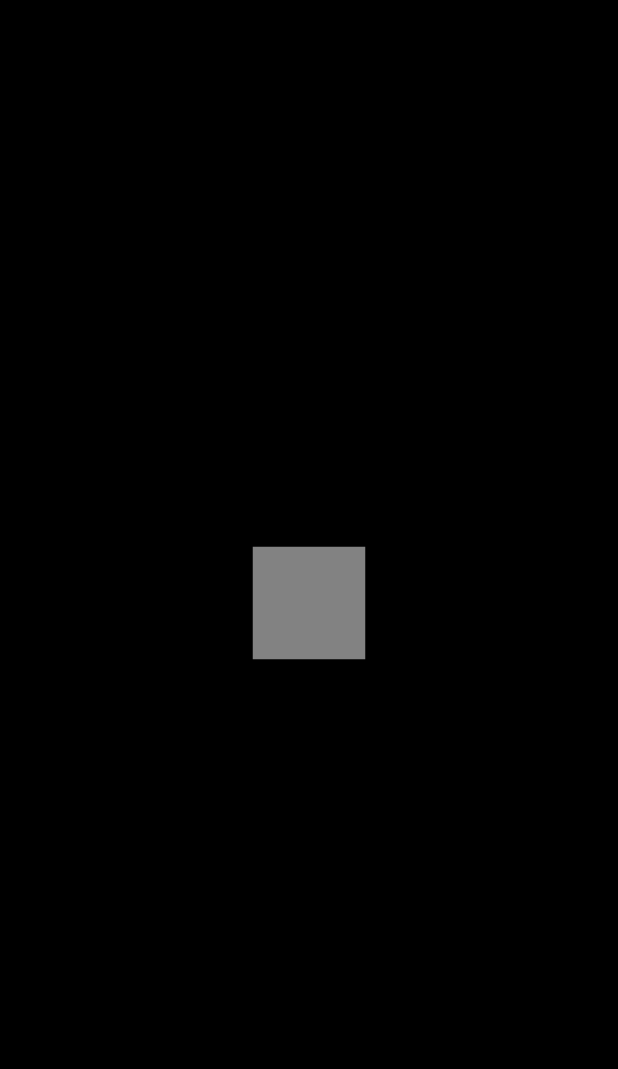
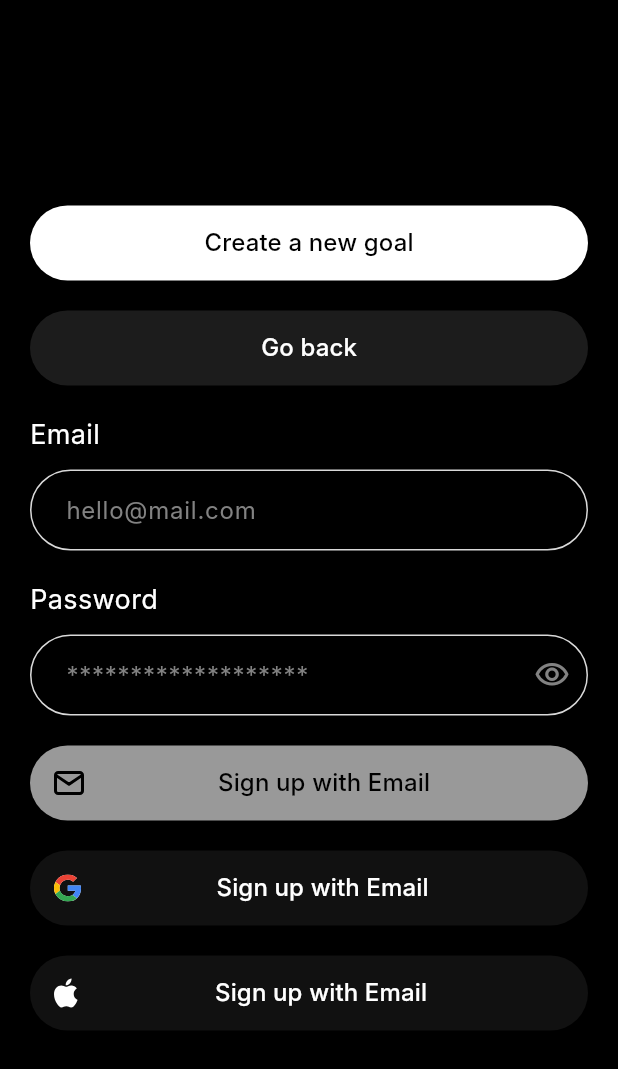
Before and after one commit to Kariaki/reentry, a Flutter app: the screen it shows after launch, on a phone screen of 412 x 824 dp. Shown: the top 1069 px of the screen. Run offline on Flutter 3.47's test engine with Material 3 defaults, Android fonts, the phone set to English and light mode, and no system bars; our stand-ins replace flutter_hooks, flutter_svg; Roboto replaces fonts that are missing (Inter).

Commit message:
done with base components

```diff
--- a/lib/core/theme/colors.dart
+++ b/lib/core/theme/colors.dart
@@ -6,4 +6,6 @@
   static const base = Color(0xFF3AE6BD);
   static const gray1 = Color(0xFF1C1C1C);
   static const gray2 = Color(0xFF828282);
+  static const hintColor = Color(0xFF828282);
+  static const inputBorderColor = Color(0xFFD9D9D9);
 }
--- a/lib/core/theme/style/text_style.dart
+++ b/lib/core/theme/style/text_style.dart
@@ -1,19 +1,23 @@
-
-
 import 'package:flutter/material.dart';
 
 class AppTextStyle {
   // Bold Text Style
   static const TextStyle boldTextStyle = TextStyle(
-    fontFamily: 'Inter',
     fontWeight: FontWeight.bold,
     fontSize: 16.0,
+    color: Colors.black, // Default text color
+  );
+  static const TextStyle buttonText = TextStyle(
+    fontSize: 16,
+    color: Colors.black, // Default text color
+  );
+  static const TextStyle heading = TextStyle(
+    fontSize: 18,
     color: Colors.black, // Default text color
   );
 
   // Extra Large Text Style
   static const TextStyle xLarge = TextStyle(
-    fontFamily: 'Inter',
     fontSize: 28.0,
     fontWeight: FontWeight.bold,
     color: Colors.black,
@@ -21,7 +25,6 @@
 
   // Large Text Style
   static const TextStyle large = TextStyle(
-    fontFamily: 'Inter',
     fontSize: 22.0,
     fontWeight: FontWeight.w600,
     color: Colors.black,
@@ -29,7 +32,6 @@
 
   // Medium Text Style
   static const TextStyle medium = TextStyle(
-    fontFamily: 'Inter',
     fontSize: 18.0,
     fontWeight: FontWeight.w500,
     color: Colors.black,
@@ -37,7 +39,6 @@
 
   // Regular Text Style
   static const TextStyle regular = TextStyle(
-    fontFamily: 'Inter',
     fontSize: 16.0,
     fontWeight: FontWeight.normal,
     color: Colors.black,
@@ -45,7 +46,6 @@
 
   // Small Text Style
   static const TextStyle small = TextStyle(
-    fontFamily: 'Inter',
     fontSize: 14.0,
     fontWeight: FontWeight.normal,
     color: Colors.black,
@@ -53,7 +53,6 @@
 
   // Extra Small Text Style
   static const TextStyle xSmall = TextStyle(
-    fontFamily: 'Inter',
     fontSize: 12.0,
     fontWeight: FontWeight.normal,
     color: Colors.black,
@@ -61,7 +60,6 @@
 
   // Light Text Style
   static const TextStyle lightTextStyle = TextStyle(
-    fontFamily: 'Inter',
     fontWeight: FontWeight.w300,
     fontSize: 16.0,
     color: Colors.black,
@@ -69,7 +67,6 @@
 
   // Italic Text Style
   static const TextStyle italicTextStyle = TextStyle(
-    fontFamily: 'Inter',
     fontStyle: FontStyle.italic,
     fontSize: 16.0,
     color: Colors.black,
@@ -78,7 +75,6 @@
   // Colored Text Style (with a custom color)
   static TextStyle coloredTextStyle(Color color) {
     return TextStyle(
-      fontFamily: 'Inter',
       fontSize: 16.0,
       fontWeight: FontWeight.normal,
       color: color,
--- a/lib/main.dart
+++ b/lib/main.dart
@@ -1,5 +1,13 @@
 import 'package:flutter/material.dart';
+import 'package:flutter_svg/flutter_svg.dart';
+import 'package:reentry/core/extensions.dart';
 import 'package:reentry/core/theme/colors.dart';
+import 'package:reentry/ui/components/buttons/primary_button.dart';
+import 'package:reentry/ui/components/input/input_field.dart';
+import 'package:reentry/ui/components/input/password_field.dart';
+import 'package:reentry/ui/components/scaffold/base_scaffold.dart';
+
+import 'generated/assets.dart';
 
 void main() {
   runApp(const MyApp());
@@ -15,46 +23,41 @@
         title: 'Flutter Demo',
         debugShowCheckedModeBanner: false,
         theme: ThemeData(
-        colorScheme: ColorScheme.fromSeed(seedColor: Colors.deepPurple),
+            colorScheme: ColorScheme.fromSeed(seedColor: Colors.black),
             useMaterial3: true,
+            fontFamily: 'Inter'),
+        home: BaseScaffold(
+          child: Center(
+            // Wrap the entire body in Center to center everything
+            child: Column(
+              mainAxisAlignment: MainAxisAlignment.center,
+              // Vertically center content
+              crossAxisAlignment: CrossAxisAlignment.center,
+              // Horizontally center content
+              children: [
+                PrimaryButton(
+                  text: 'Create a new goal',
+                  onPress: () {},
                 ),
-      home: Scaffold(
-        backgroundColor: AppColors.black,
-        body: Center(  // Wrap the entire body in Center to center everything
-          child: Column(
-            mainAxisAlignment: MainAxisAlignment.center,  // Vertically center content
-            crossAxisAlignment: CrossAxisAlignment.center,  // Horizontally center content
-            children: [
-              Container(
-                height: 75,
-                width: 75,
-                color: AppColors.gray2,
+                20.height,
+                PrimaryButton.dark(
+                  text: 'Go back',
+                  onPress: () {},
                 ),
-              SizedBox(height: 20),  // Spacing before Wrap
-              Wrap(
-                spacing: 20.0,  // Horizontal spacing between icons
-                runSpacing: 20.0,  // Vertical spacing between rows
-                alignment: WrapAlignment.center,  // Center icons horizontally
-                children: [
-                  // SvgPicture.asset(AppIcons.apple, height: 50, width: 50),
-                  // SvgPicture.asset(AppIcons.activity, height: 50, width: 50),
-                  // SvgPicture.asset(AppIcons.addOutline, height: 50, width: 50),
-                  // SvgPicture.asset(AppIcons.bin, height: 50, width: 50),
-                  // SvgPicture.asset(AppIcons.chatBubble, height: 50, width: 50),
-                  // SvgPicture.asset(AppIcons.chevronLeft, height: 50, width: 50),
-                  // SvgPicture.asset(AppIcons.eyeHide, height: 50, width: 50),
-                  // SvgPicture.asset(AppIcons.greenCheck, height: 50, width: 50),
-                  // SvgPicture.asset(AppIcons.google, height: 50, width: 50),
-                  // SvgPicture.asset(AppIcons.home, height: 50, width: 50),
-                  // SvgPicture.asset(AppIcons.mailOutline, height: 50, width: 50),
-                  // SvgPicture.asset(AppIcons.pen, height: 50, width: 50),
-                  // Add more icons as needed
-                ],
-              ),
+                20.height,
+                InputField(hint: 'hello@mail.com',label: 'Email',),
+                20.height,
+                PasswordField(label: 'Password'),
+                20.height,
+                PrimaryButton(text: 'Sign up with Email',startIcon: SvgPicture.asset(Assets.svgMailOutline),),
+                20.height,
+                PrimaryButton.dark(text: 'Sign up with Email',startIcon: SvgPicture.asset(Assets.svgGoogle),),
+                20.height,
+                PrimaryButton.dark(text: 'Sign up with Email',startIcon: SvgPicture.asset(Assets.svgApple),),
+
               ],
             ),
           ),
-      )
-    );
+        ));
   }
 }
--- /dev/null
+++ b/lib/ui/components/buttons/primary_button.dart
@@ -0,0 +1,73 @@
+import 'package:flutter/material.dart';
+import 'package:reentry/core/extensions.dart';
+import 'package:reentry/core/theme/colors.dart';
+import 'package:reentry/core/theme/style/text_style.dart';
+
+class PrimaryButton extends StatelessWidget {
+  final bool loading;
+  final String text;
+  final VoidCallback? onPress;
+  final bool enable;
+  final Widget? startIcon;
+  final Color? color;
+  final Color? textColor;
+
+  const PrimaryButton(
+      {super.key,
+      this.enable = false,
+      this.color,
+      this.textColor,
+      this.startIcon,
+      this.loading = false,
+      required this.text,
+      this.onPress});
+
+  static PrimaryButton dark(
+      {required String text,
+      bool loading = false,
+      VoidCallback? onPress,
+      Widget? startIcon}) {
+    return PrimaryButton(
+      text: text,
+      onPress: onPress,
+      startIcon: startIcon,
+      loading: loading,
+      color: AppColors.gray1,
+      textColor: AppColors.white,
+    );
+  }
+
+  @override
+  Widget build(BuildContext context) {
+    return MaterialButton(
+      color: color ?? AppColors.white,
+      onPressed: onPress,
+      height: 50,
+      minWidth: double.infinity,
+      shape: RoundedRectangleBorder(borderRadius: BorderRadius.circular(100)),
+      disabledColor: (color??AppColors.white).withOpacity(.6),
+      child: loading
+          ? SizedBox(
+              width: 24,
+              height: 24,
+              child: CircularProgressIndicator(
+                color: textColor ?? AppColors.black,
+              ),
+            )
+          : Row(
+              mainAxisAlignment: startIcon == null
+                  ? MainAxisAlignment.center
+                  : MainAxisAlignment.spaceBetween,
+              children: [
+                if (startIcon != null) startIcon!,
+                Text(
+                  text,
+                  style: AppTextStyle.buttonText
+                      .copyWith(color: textColor ?? AppColors.black),
+                ),
+                if (startIcon != null) 0.height,
+              ],
+            ),
+    );
+  }
+}
--- /dev/null
+++ b/lib/ui/components/input/input_field.dart
@@ -0,0 +1,65 @@
+import 'package:flutter/material.dart';
+import 'package:reentry/core/extensions.dart';
+import 'package:reentry/core/theme/colors.dart';
+import 'package:reentry/core/theme/style/text_style.dart';
+
+class InputField extends StatelessWidget {
+  final String? label;
+  final String hint;
+  final bool obscureText;
+  final Widget? suffixIcon;
+  final String? error;
+  final bool enable;
+  final String? initialValue;
+  final Function(String)? onChange;
+  final TextEditingController? controller;
+
+  const InputField(
+      {super.key, this.label, required this.hint,this.controller,this.onChange,this.enable=true,this.initialValue, this.obscureText = false,this.suffixIcon,this.error});
+
+  @override
+  Widget build(BuildContext context) {
+    return Column(
+      crossAxisAlignment: CrossAxisAlignment.start,
+      mainAxisSize: MainAxisSize.min,
+      children: [
+        if (label != null) ...[
+          Text(
+            label!,
+            style: AppTextStyle.heading.copyWith(color: AppColors.white),
+          ),
+          10.height
+        ],
+        TextFormField(
+          obscuringCharacter: '*',
+          initialValue: initialValue,
+          controller: controller,
+          enabled: enable,
+          style: AppTextStyle.regular.copyWith(color: AppColors.white),
+          onChanged: onChange,
+          obscureText: obscureText,
+          decoration: InputDecoration(
+            fillColor: AppColors.gray1,
+            contentPadding:
+                const EdgeInsets.symmetric(vertical: 15, horizontal: 20),
+            border: OutlineInputBorder(
+                borderRadius: BorderRadius.circular(100),
+                borderSide: const BorderSide(color: AppColors.inputBorderColor)),
+            disabledBorder: OutlineInputBorder(
+                borderRadius: BorderRadius.circular(100),
+                borderSide: const BorderSide(color: AppColors.inputBorderColor)),
+            enabledBorder: OutlineInputBorder(
+                borderRadius: BorderRadius.circular(100),
+                borderSide: const BorderSide(color: AppColors.inputBorderColor)),
+            focusedBorder: OutlineInputBorder(
+                borderRadius: BorderRadius.circular(100),
+                borderSide: const BorderSide(color: AppColors.inputBorderColor)),
+            hintStyle: const TextStyle(color: AppColors.hintColor),
+            hintText: hint,
+            suffixIcon: suffixIcon
+          ),
+        )
+      ],
+    );
+  }
+}
--- /dev/null
+++ b/lib/ui/components/input/password_field.dart
@@ -0,0 +1,48 @@
+import 'package:flutter/cupertino.dart';
+import 'package:flutter/material.dart';
+import 'package:flutter_hooks/flutter_hooks.dart';
+import 'package:reentry/core/theme/colors.dart';
+import 'package:reentry/ui/components/input/input_field.dart';
+
+class PasswordField extends HookWidget {
+  final String label;
+
+  final String? error;
+  final bool enable;
+  final String? initialValue;
+  final Function(String)? onChange;
+  final TextEditingController? controller;
+
+  const PasswordField(
+      {super.key,
+      required this.label,
+      this.error,
+      this.initialValue,
+      this.onChange,
+      this.enable = true,
+      this.controller});
+
+  @override
+  Widget build(BuildContext context) {
+    final obscureText = useState(true);
+    return InputField(
+      hint: '*******************',
+      label: label,
+      enable: enable,
+      initialValue: initialValue,
+      onChange: onChange,
+      error: error,
+      controller: controller,
+      obscureText: obscureText.value,
+      suffixIcon: InkWell(
+        onTap: () => obscureText.value = !obscureText.value,
+        child: Icon(
+          obscureText.value
+              ? Icons.visibility_outlined
+              : Icons.visibility_off_outlined,
+          color: AppColors.gray2,
+        ),
+      ),
+    );
+  }
+}
--- /dev/null
+++ b/lib/ui/components/pill_selector_component.dart
@@ -0,0 +1,24 @@
+import 'package:flutter/cupertino.dart';
+
+import '../../core/theme/colors.dart';
+
+class PillSelectorComponent extends StatelessWidget {
+  final String text;
+  final bool selected;
+
+  const PillSelectorComponent(
+      {super.key, required this.text, this.selected = false});
+
+  @override
+  Widget build(BuildContext context) {
+    return Container(
+      width: double.infinity,
+      height: 50,
+      decoration: ShapeDecoration(
+        color: selected?AppColors.white:AppColors.gray1,
+          shape:
+              RoundedRectangleBorder(borderRadius: BorderRadius.circular(100)),
+      ),
+    );
+  }
+}
--- /dev/null
+++ b/lib/ui/components/scaffold/base_scaffold.dart
@@ -0,0 +1,17 @@
+import 'package:flutter/material.dart';
+
+import '../../../core/theme/colors.dart';
+
+class BaseScaffold extends StatelessWidget {
+  final Widget child;
+  const BaseScaffold({super.key,required this.child});
+
+  @override
+  Widget build(BuildContext context) {
+    return Scaffold(
+
+      backgroundColor: AppColors.black,
+      body: Padding(padding: const EdgeInsets.symmetric(horizontal: 20),child: child,),
+    );
+  }
+}
--- a/pubspec.yaml
+++ b/pubspec.yaml
@@ -36,6 +36,7 @@
   # Use with the CupertinoIcons class for iOS style icons.
   cupertino_icons: ^1.0.8
   flutter_svg: ^2.0.10+1
+  flutter_hooks: ^0.20.5
 
 dev_dependencies:
   flutter_test:
```
Also changed, not shown: lib/generated/assets.dart (added), pubspec.lock. Lines whose indentation alone changed are shown as unchanged.
